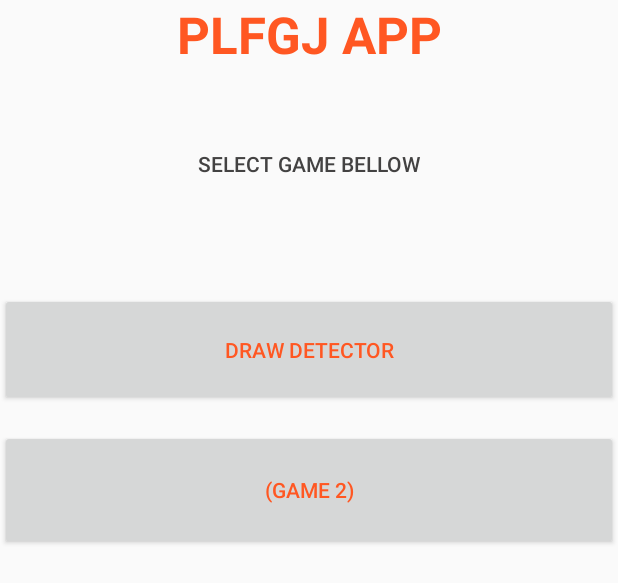
After one commit to DeptInfoProjects/PLFGJ, an Android app: the layout home_main.xml on its own in the app's theme, with its tools: preview values and no code run, on a phone screen of 412 x 824 dp. The commit adds this screen. Shown: the top 583 px of the screen. Run offline under Robolectric (Android 15) with nearby library versions, the phone set to English and light mode, and no system bars.

Commit message:
Création page HOME #23

```diff
--- a/android/app/src/main/res/layout/activity_main.xml
+++ b/android/app/src/main/res/layout/activity_drawdetector.xml
@@ -5,7 +5,7 @@
     android:layout_width="match_parent"
     android:layout_height="match_parent"
     android:background="@color/colorPrimaryDark"
-    tools:context=".MainActivity">
+    tools:context=".DrawDetectorActivity">
 
     <Button
         android:id="@+id/start"
--- /dev/null
+++ b/android/app/src/main/res/layout/home_main.xml
@@ -0,0 +1,66 @@
+<?xml version="1.0" encoding="utf-8"?>
+<RelativeLayout xmlns:android="http://schemas.android.com/apk/res/android"
+    android:layout_width="match_parent"
+    android:layout_height="match_parent"
+    android:orientation="vertical">
+    android:background="@color/colorPrimaryDark"
+
+    <TextView
+        android:id="@+id/textView"
+        android:layout_width="412dp"
+        android:layout_height="wrap_content"
+        android:layout_alignParentStart="true"
+        android:layout_alignParentTop="true"
+        android:layout_alignParentEnd="true"
+        android:layout_marginStart="0dp"
+        android:layout_marginTop="0dp"
+        android:layout_marginEnd="0dp"
+        android:layout_marginBottom="0dp"
+        android:text="PLFGJ App"
+        android:textAlignment="center"
+        android:textAllCaps="true"
+        android:textAppearance="@style/TextAppearance.AppCompat.Display1"
+        android:textColor="?attr/colorError"
+        android:textStyle="bold" />
+
+    <Button
+        android:id="@+id/draw_detector"
+        android:layout_width="match_parent"
+        android:layout_height="75dp"
+        android:layout_below="@+id/textView2"
+        android:layout_alignParentEnd="true"
+        android:layout_marginTop="64dp"
+        android:layout_marginEnd="0dp"
+        android:layout_marginBottom="0dp"
+        android:text="Draw Detector"
+        android:textColor="?attr/colorError" />
+
+    <Button
+        android:id="@+id/game2"
+        android:layout_width="match_parent"
+        android:layout_height="80dp"
+        android:layout_below="@+id/draw_detector"
+        android:layout_alignParentStart="true"
+        android:layout_alignParentEnd="true"
+        android:layout_marginStart="0dp"
+        android:layout_marginTop="16dp"
+        android:layout_marginEnd="0dp"
+        android:text="(Game 2)"
+        android:textColor="?attr/colorError" />
+
+    <TextView
+        android:id="@+id/textView2"
+        android:layout_width="match_parent"
+        android:layout_height="32dp"
+        android:layout_below="@+id/textView"
+        android:layout_alignParentStart="true"
+        android:layout_alignParentEnd="true"
+        android:layout_marginStart="0dp"
+        android:layout_marginTop="54dp"
+        android:layout_marginEnd="0dp"
+        android:layout_marginBottom="0dp"
+        android:text="Select game bellow"
+        android:textAlignment="center"
+        android:textAppearance="@style/TextAppearance.AppCompat.Button"
+        android:textColor="@color/colorPrimary" />
+</RelativeLayout>
--- a/android/app/src/main/res/values/colors.xml
+++ b/android/app/src/main/res/values/colors.xml
@@ -1,6 +1,6 @@
 <?xml version="1.0" encoding="utf-8"?>
 <resources>
-    <color name="colorPrimary">#008577</color>
+    <color name="colorPrimary">#434242</color>
     <color name="colorPrimaryDark">#00574B</color>
-    <color name="colorAccent">#D81B60</color>
+    <color name="colorAccent">#DA1536</color>
 </resources>
```
Also changed, not shown: android/app/src/main/AndroidManifest.xml (+13 -2 lines), android/app/src/main/java/projet/license/DrawDetectorActivity.java (renamed from android/app/src/main/java/projet/license/MainActivity.java, +6 -5 lines), android/app/src/main/java/projet/license/Game2Activity.java (added, +47 -0 lines), android/app/src/main/java/projet/license/MainHome.java (added, +44 -0 lines), android/app/src/main/res/layout/game2.xml (added, +20 -0 lines), 2 other files.
